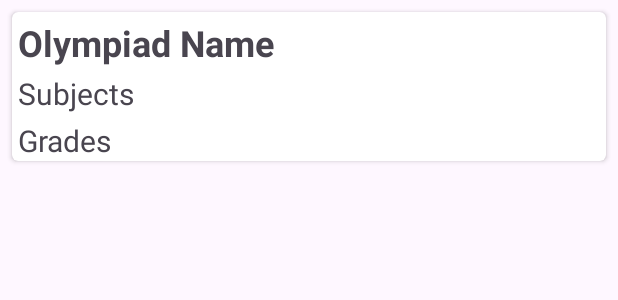
After one commit to mihailap/OlympiadFinder, an Android app: the layout list_item.xml on its own in the app's theme, with its tools: preview values and no code run, on a phone screen of 412 x 824 dp. The commit adds this screen. Shown: the top 300 px of the screen. Run offline under Robolectric (Android 15) with nearby library versions, the phone set to English and light mode, and no system bars.

```diff
--- a/app/build.gradle.kts
+++ b/app/build.gradle.kts
@@ -41,6 +41,8 @@ dependencies {
     androidTestImplementation(libs.ext.junit)
     androidTestImplementation(libs.espresso.core)
     //ROOM implementation
-    implementation("androidx.room:room-runtime:2.6.1")
-    annotationProcessor("androidx.room:room-compiler:2.6.1")
+    val room_version = "2.6.1"
+    implementation("androidx.room:room-runtime:$room_version")
+    annotationProcessor("androidx.room:room-compiler:$room_version")
+    implementation("androidx.room:room-rxjava3:$room_version")
 }
--- a/app/src/main/java/com/mihailap/olympiadfinder/data/OlympiadDao.java
+++ b/app/src/main/java/com/mihailap/olympiadfinder/data/OlympiadDao.java
@@ -4,10 +4,13 @@ package com.mihailap.olympiadfinder.data;
 import androidx.room.Dao;
 import androidx.room.Delete;
 import androidx.room.Insert;
+import androidx.room.OnConflictStrategy;
 import androidx.room.Query;
 import androidx.room.Update;
 
 import java.util.List;
+
+import io.reactivex.rxjava3.core.Completable;
 
 @Dao
 public interface OlympiadDao {
@@ -26,4 +29,6 @@ public interface OlympiadDao {
     @Query("select * from olympiad where id==:id")
     Olympiad getOlympiad(int id);
 
+    @Insert(onConflict = OnConflictStrategy.REPLACE)
+    Completable add(Olympiad olympiad);
 }
--- /dev/null
+++ b/app/src/main/res/layout/list_item.xml
@@ -0,0 +1,51 @@
+<?xml version="1.0" encoding="utf-8"?>
+<androidx.cardview.widget.CardView xmlns:android="http://schemas.android.com/apk/res/android"
+    xmlns:app="http://schemas.android.com/apk/res-auto"
+    xmlns:tools="http://schemas.android.com/tools"
+    app:cardCornerRadius="4dp"
+    android:layout_width="match_parent"
+    android:layout_height="wrap_content"
+    android:layout_margin="8dp">
+
+    <androidx.constraintlayout.widget.ConstraintLayout
+        android:layout_width="match_parent"
+        android:layout_height="wrap_content">
+
+        <TextView
+            android:id="@+id/tv_name"
+            android:layout_width="match_parent"
+            android:layout_height="wrap_content"
+            android:layout_margin="4dp"
+            android:textSize="24sp"
+            android:textStyle="bold"
+            app:layout_constraintEnd_toEndOf="parent"
+            app:layout_constraintStart_toStartOf="parent"
+            app:layout_constraintTop_toTopOf="parent"
+            tools:text="Olympiad Name" />
+
+        <TextView
+            android:id="@+id/tv_subject"
+            android:layout_width="match_parent"
+            android:layout_height="wrap_content"
+            android:layout_margin="4dp"
+            android:textSize="20sp"
+            app:layout_constraintEnd_toEndOf="parent"
+            app:layout_constraintStart_toStartOf="parent"
+            app:layout_constraintTop_toBottomOf="@+id/tv_name"
+            tools:text="Subjects" />
+
+        <TextView
+            android:id="@+id/tv_grade"
+            android:layout_width="match_parent"
+            android:layout_height="wrap_content"
+            android:layout_margin="4dp"
+            android:textSize="20sp"
+            app:layout_constraintEnd_toEndOf="parent"
+            app:layout_constraintStart_toStartOf="parent"
+            app:layout_constraintTop_toBottomOf="@+id/tv_subject"
+            tools:text="Grades" />
+
+
+    </androidx.constraintlayout.widget.ConstraintLayout>
+
+</androidx.cardview.widget.CardView>
```
Also changed, not shown: app/src/main/java/com/mihailap/olympiadfinder/data/OlympiadDatabase.java (+16 -0 lines), app/src/main/java/com/mihailap/olympiadfinder/ui/MainActivity.java (+56 -0 lines), app/src/main/java/com/mihailap/olympiadfinder/ui/OlympiadAdapter.java (added, +51 -0 lines), app/src/main/res/layout/activity_main.xml (+16 -6 lines).
